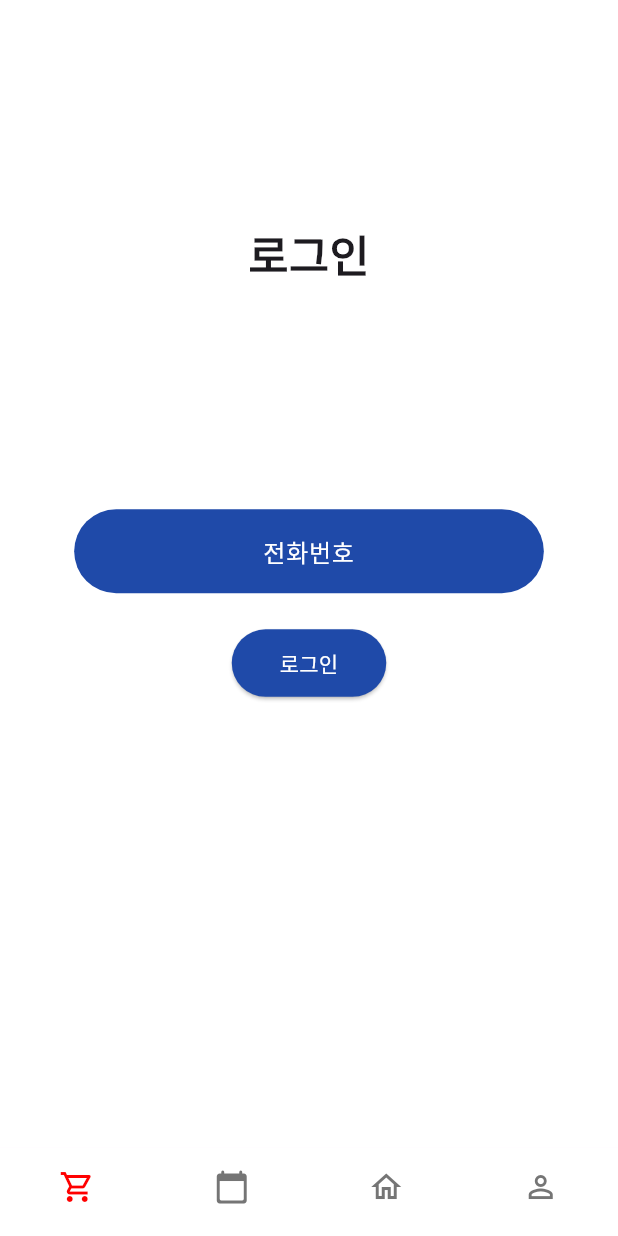
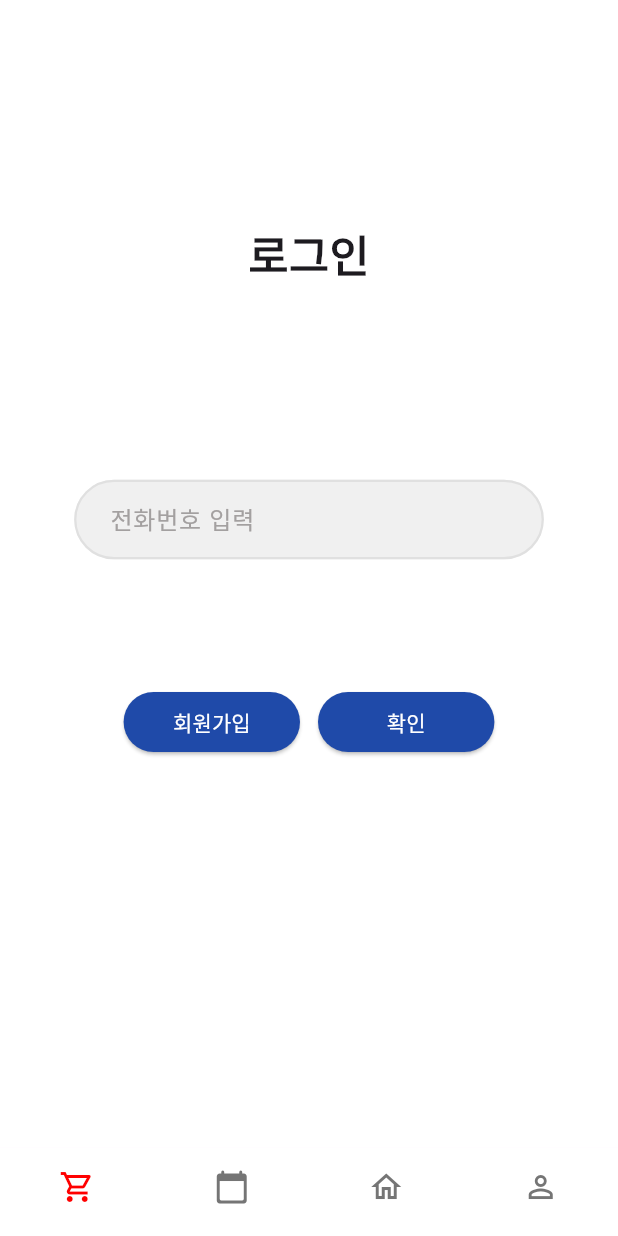
Before and after one commit to Taekwondo1906/taekwon, a Flutter app: the screen it shows after launch, on a phone screen of 412 x 824 dp. Run offline on Flutter 3.47's test engine with Material 3 defaults, Android fonts, the phone set to English and light mode, and no system bars; our stand-ins replace device_preview, google_fonts.

Commit message:
🎨 로그인 페이지에 회원가입 버튼 추가, 입력창 수정 밑 간격 조절
~

```diff
--- a/lib/login/login_screen.dart
+++ b/lib/login/login_screen.dart
@@ -56,23 +56,42 @@ class _LoginPageState extends State<LoginPage> {
                     width: screenWidth * 0.76,
                     child: TextField(
                       controller: phoneController,
-                      textAlign: TextAlign.center,
-                      style: TextStyle(color: Colors.white),
+                      textAlign: TextAlign.left,
+                      style: const TextStyle(
+                        color: Colors.black, // 입력한 글씨 색상
+                        fontSize: 16,
+                      ),
                       decoration: const InputDecoration(
-                        hintText: "전화번호",
+                        hintText: "전화번호 입력", // 힌트 텍스트
                         hintStyle: TextStyle(
-                          color: Color.fromARGB(255, 255, 255, 255),
+                          color: Color.fromARGB(255, 163, 160, 160),
                           fontSize: 16,
                         ),
                         filled: true,
-                        fillColor: mainColor,
-                        border: OutlineInputBorder(
+                        fillColor: Color.fromARGB(255, 240, 240, 240), // 배경색
+                        enabledBorder: OutlineInputBorder(
                           borderRadius: BorderRadius.all(Radius.circular(100)),
-                          borderSide: BorderSide.none,
+                          borderSide: BorderSide(
+                            color: Color.fromARGB(255, 224, 224, 224),
+                            width: 1.5,
+                          ),
                         ),
                         focusedBorder: OutlineInputBorder(
                           borderRadius: BorderRadius.all(Radius.circular(100)),
-                          borderSide: BorderSide(color: Colors.blue),
+                          borderSide: BorderSide(
+                            color: Color.fromARGB(
+                              255,
+                              236,
+                              236,
+                              236,
+                            ), // 포커스됐을 때 색
+                            width: 2.0,
+                          ),
+                        ),
+
+                        contentPadding: EdgeInsets.symmetric(
+                          horizontal: 20,
+                          vertical: 14,
                         ),
                       ),
                       keyboardType: TextInputType.phone,
@@ -80,17 +99,35 @@ class _LoginPageState extends State<LoginPage> {
                   ),
                 ),
 
-                const SizedBox(height: 24),
+                const SizedBox(height: 86),
                 SizedBox(
-                  width: screenWidth * 0.25,
+                  width: screenWidth * 0.6, // Row 전체 너비 조절
                   height: 45,
+                  child: Row(
+                    mainAxisAlignment: MainAxisAlignment.spaceBetween, // 양쪽 정렬
+                    children: [
+                      Expanded(
                         child: ElevatedButton(
                           onPressed: loginFunction,
                           style: ElevatedButton.styleFrom(
                             backgroundColor: mainColor,
                             foregroundColor: Colors.white,
                           ),
-                    child: const Text("로그인"),
+                          child: const Text("회원가입"),
+                        ),
+                      ),
+                      const SizedBox(width: 12), // 버튼 사이 간격
+                      Expanded(
+                        child: ElevatedButton(
+                          onPressed: loginFunction,
+                          style: ElevatedButton.styleFrom(
+                            backgroundColor: mainColor,
+                            foregroundColor: Colors.white,
+                          ),
+                          child: const Text("확인"),
+                        ),
+                      ),
+                    ],
                   ),
                 ),
               ],
```
Lines whose indentation alone changed are shown as unchanged.
